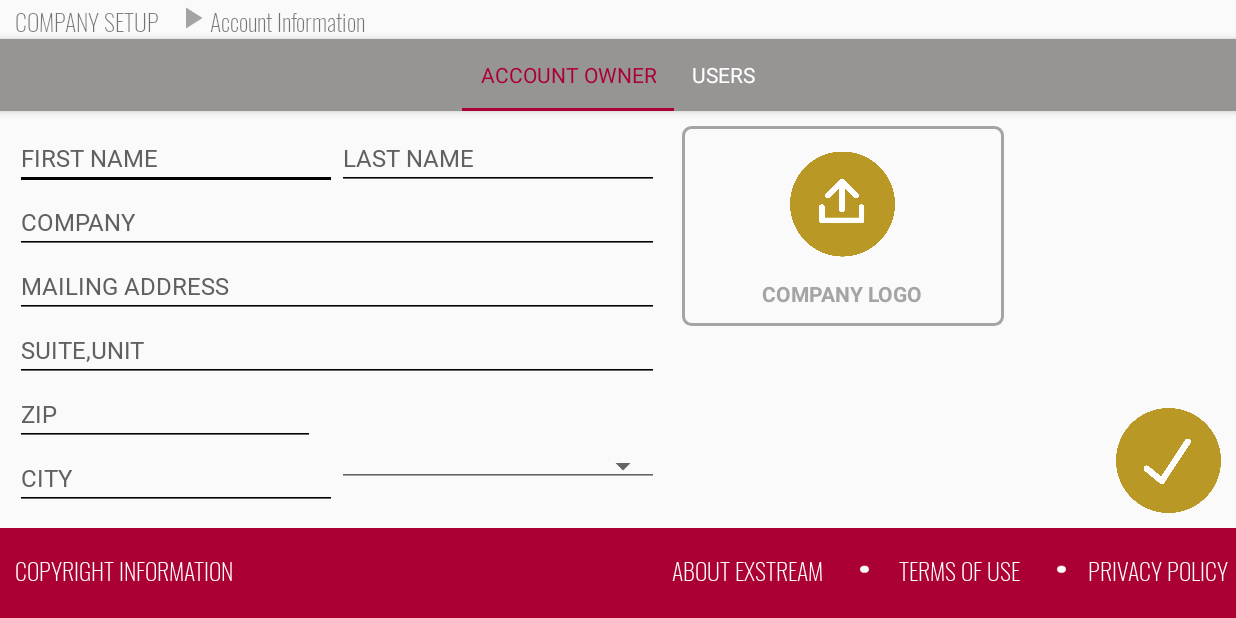
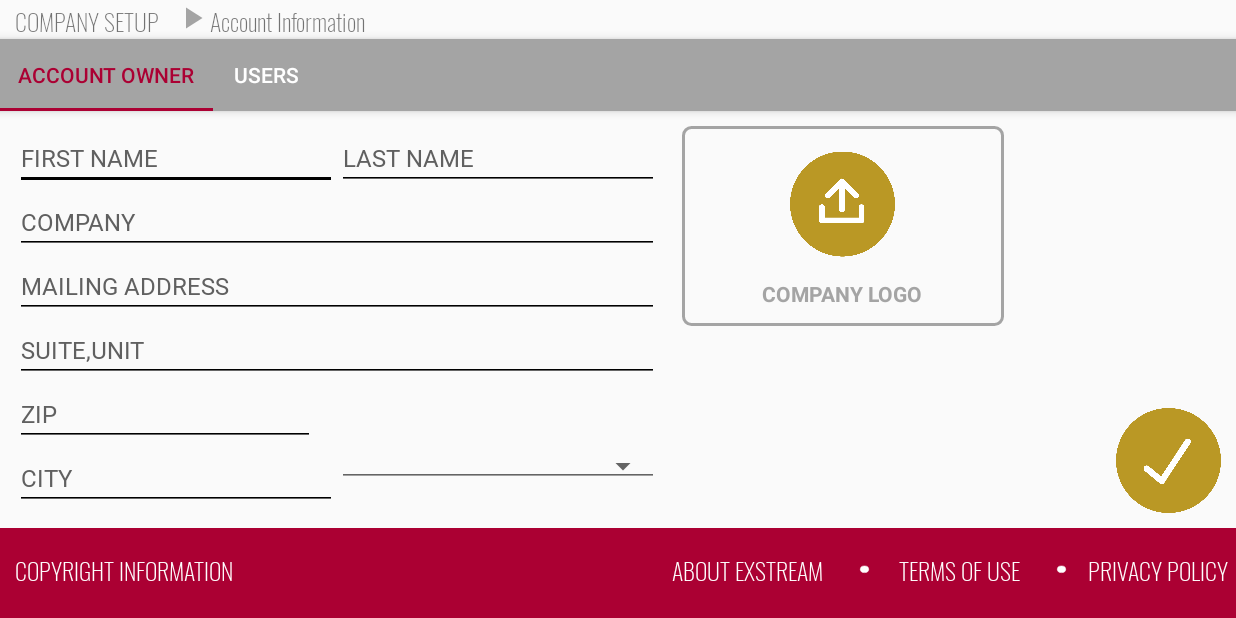
Before and after one commit to susmithareddyyeruva/ExstreamNewUI, an Android app: the AccountInformationActivity screen opened directly, with no data from a screen before it, on a phone screen of 824 x 412 dp (held sideways). Run offline under Robolectric (Android 15) with nearby library versions, the phone set to English and light mode, and no system bars; libraries missing offline, so code that uses them is left out: retrofit2.adapter.rxjava, rx.android.schedulers, rx.schedulers; pictures from the network do not load; 6 statements that could not run were skipped.

Commit message:
account owner UI Screens

```diff
--- a/app/src/main/res/layout/activity_account_info.xml
+++ b/app/src/main/res/layout/activity_account_info.xml
@@ -46,15 +46,15 @@
         android:theme="@style/AppTheme.AppBarOverlay">
 
         <android.support.design.widget.TabLayout
+            app:layout_constraintTop_toTopOf="parent"
             android:id="@+id/tabs"
             android:layout_width="match_parent"
             android:layout_height="wrap_content"
-            android:background="@color/light_black"
-            app:layout_anchor="@id/appBar"
-            app:layout_anchorGravity="bottom"
+            android:background="@color/light_grey"
+            android:visibility="visible"
+            app:tabMode="scrollable"
             app:tabSelectedTextColor="@color/colorPrimary"
-            app:tabTextAppearance="@android:style/TextAppearance.Widget.TabWidget"
-            app:tabTextColor="@color/white" />
+            app:tabTextColor="@color/white"/>
 
     </android.support.design.widget.AppBarLayout>
 
--- a/app/src/main/res/layout/fragment_account_owner.xml
+++ b/app/src/main/res/layout/fragment_account_owner.xml
@@ -273,6 +273,39 @@
         <LinearLayout
             android:layout_width="0dp"
             android:layout_height="wrap_content"
+            android:layout_gravity="center_horizontal"
+            android:layout_marginLeft="@dimen/dimen15"
+            android:layout_weight=".5"
+            android:background="@drawable/empty_background"
+            android:gravity="center_horizontal"
+            android:orientation="vertical"
+            android:visibility="gone">
+
+            <ImageView
+                android:layout_width="70dp"
+                android:layout_height="100dp"
+                android:src="@drawable/icon_upload"
+                android:id="@+id/imageView"/>
+
+            <RelativeLayout
+                android:layout_width="wrap_content"
+                android:layout_height="wrap_content"
+                android:layout_gravity="end"
+                android:gravity="end">
+
+                <ImageView
+                    android:id="@+id/deleteIcon"
+                    android:layout_width="40dp"
+                    android:layout_height="40dp"
+                    android:src="@drawable/icon_deleteclosedot" />
+            </RelativeLayout>
+
+
+        </LinearLayout>
+
+        <LinearLayout
+            android:layout_width="0dp"
+            android:layout_height="wrap_content"
             android:layout_marginLeft="@dimen/dimen15"
             android:layout_weight=".3"
             android:orientation="vertical"
```
